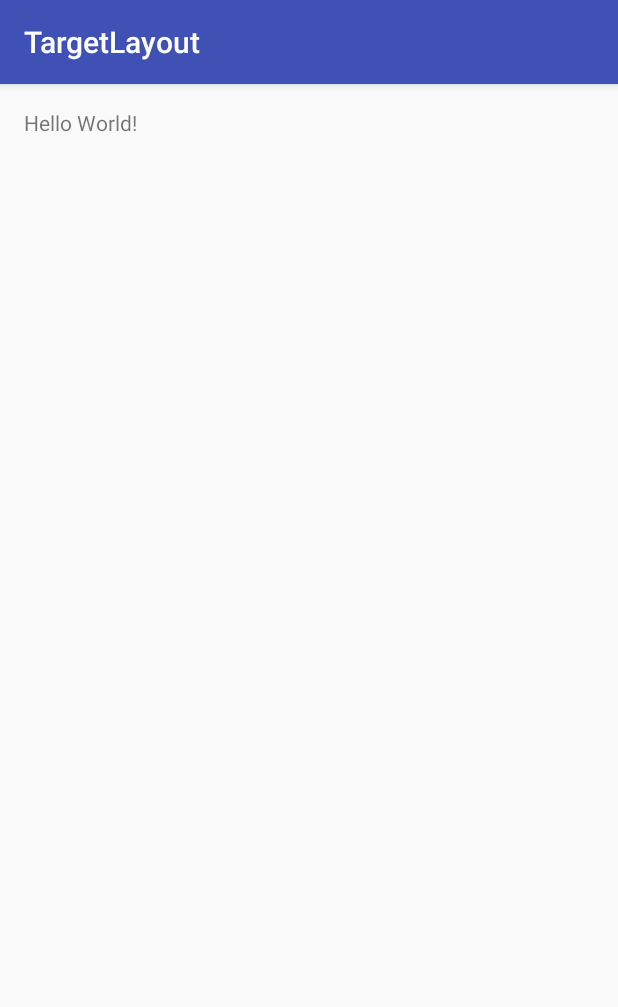
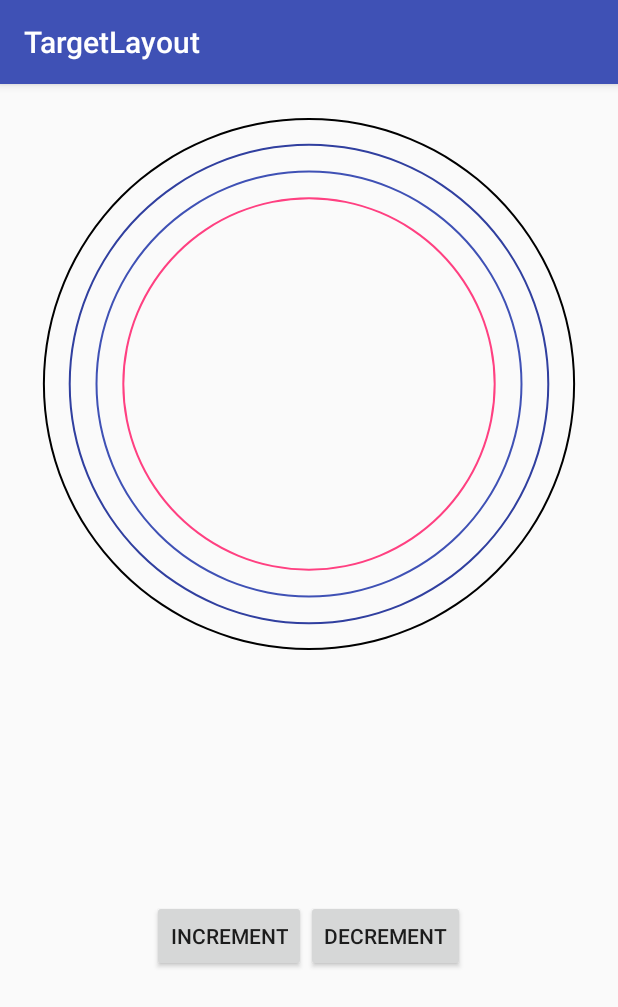
Before and after one commit to tsalik/target-layout, an Android app: the screen it shows after launch (MainActivity), on a phone screen of 412 x 824 dp. Shown: the top 1007 px of the screen. Run offline under Robolectric (Android 15) with nearby library versions, the phone set to English and light mode, and no system bars.

Commit message:
adds drawing Levels in TargetLayout depending on Target state

```diff
--- a/TargetLayout/demo/build.gradle
+++ b/TargetLayout/demo/build.gradle
@@ -24,6 +24,7 @@ dependencies {
     androidTestCompile('com.android.support.test.espresso:espresso-core:2.2.2', {
         exclude group: 'com.android.support', module: 'support-annotations'
     })
+    compile project(":targetlayout")
     compile 'com.android.support:appcompat-v7:25.1.0'
     testCompile 'junit:junit:4.12'
 }
--- a/TargetLayout/demo/src/main/java/com/ktsal/targetlayout/demo/MainActivity.java
+++ b/TargetLayout/demo/src/main/java/com/ktsal/targetlayout/demo/MainActivity.java
@@ -2,12 +2,30 @@ package com.ktsal.targetlayout.demo;
 
 import android.support.v7.app.AppCompatActivity;
 import android.os.Bundle;
+import android.view.View;
+
+import com.ktsal.targetlayout.TargetLayout;
 
 public class MainActivity extends AppCompatActivity {
+
+    private TargetLayout targetLayout;
 
     @Override
     protected void onCreate(Bundle savedInstanceState) {
         super.onCreate(savedInstanceState);
         setContentView(R.layout.activity_main);
+        targetLayout = (TargetLayout) findViewById(R.id.targetLayout);
+        findViewById(R.id.increment).setOnClickListener(new View.OnClickListener() {
+            @Override
+            public void onClick(View v) {
+                targetLayout.increment();
+            }
+        });
+        findViewById(R.id.decrement).setOnClickListener(new View.OnClickListener() {
+            @Override
+            public void onClick(View v) {
+                targetLayout.decrement();
+            }
+        });
     }
 }
--- /dev/null
+++ b/TargetLayout/demo/src/main/res/drawable/levels.xml
@@ -0,0 +1,7 @@
+<?xml version="1.0" encoding="utf-8"?>
+<level-list xmlns:android="http://schemas.android.com/apk/res/android">
+    <item android:maxLevel="0" android:drawable="@drawable/ring_color_accent"/>
+    <item android:maxLevel="1" android:drawable="@drawable/ring_color_primary"/>
+    <item android:maxLevel="2" android:drawable="@drawable/ring_color_dark"/>
+    <item android:maxLevel="3" android:drawable="@drawable/ring_color_black"/>
+</level-list>
--- /dev/null
+++ b/TargetLayout/demo/src/main/res/drawable/ring_color_accent.xml
@@ -0,0 +1,11 @@
+<?xml version="1.0" encoding="utf-8"?>
+<shape xmlns:android="http://schemas.android.com/apk/res/android"
+    android:shape="ring"
+    android:innerRadiusRatio="2.09"
+    android:useLevel="false"
+    android:thickness="1dp">
+
+    <solid
+        android:color="@color/colorAccent"/>
+
+</shape>
--- /dev/null
+++ b/TargetLayout/demo/src/main/res/drawable/ring_color_black.xml
@@ -0,0 +1,11 @@
+<?xml version="1.0" encoding="utf-8"?>
+<shape xmlns:android="http://schemas.android.com/apk/res/android"
+    android:shape="ring"
+    android:innerRadiusRatio="2.09"
+    android:useLevel="false"
+    android:thickness="1dp">
+
+    <solid
+        android:color="@android:color/black"/>
+
+</shape>
--- /dev/null
+++ b/TargetLayout/demo/src/main/res/drawable/ring_color_dark.xml
@@ -0,0 +1,11 @@
+<?xml version="1.0" encoding="utf-8"?>
+<shape xmlns:android="http://schemas.android.com/apk/res/android"
+    android:shape="ring"
+    android:innerRadiusRatio="2.09"
+    android:useLevel="false"
+    android:thickness="1dp">
+
+    <solid
+        android:color="@color/colorPrimaryDark"/>
+
+</shape>
--- /dev/null
+++ b/TargetLayout/demo/src/main/res/drawable/ring_color_primary.xml
@@ -0,0 +1,11 @@
+<?xml version="1.0" encoding="utf-8"?>
+<shape xmlns:android="http://schemas.android.com/apk/res/android"
+    android:shape="ring"
+    android:innerRadiusRatio="2.09"
+    android:useLevel="false"
+    android:thickness="1dp">
+
+    <solid
+        android:color="@color/colorPrimary"/>
+
+</shape>
--- a/TargetLayout/demo/src/main/res/layout/activity_main.xml
+++ b/TargetLayout/demo/src/main/res/layout/activity_main.xml
@@ -1,17 +1,46 @@
 <?xml version="1.0" encoding="utf-8"?>
-<RelativeLayout xmlns:android="http://schemas.android.com/apk/res/android"
+<LinearLayout xmlns:android="http://schemas.android.com/apk/res/android"
     xmlns:tools="http://schemas.android.com/tools"
+    xmlns:app="http://schemas.android.com/apk/res-auto"
     android:id="@+id/activity_main"
     android:layout_width="match_parent"
     android:layout_height="match_parent"
+    android:orientation="vertical"
     android:paddingBottom="@dimen/activity_vertical_margin"
     android:paddingLeft="@dimen/activity_horizontal_margin"
     android:paddingRight="@dimen/activity_horizontal_margin"
     android:paddingTop="@dimen/activity_vertical_margin"
-    tools:context="com.ktsal.targetlayout.demo.MainActivity">
+    tools:context="com.ktsal.targetlayout.demo.MainActivity"
+    android:weightSum="1">
 
-    <TextView
-        android:layout_width="wrap_content"
-        android:layout_height="wrap_content"
-        android:text="Hello World!" />
-</RelativeLayout>
+    <com.ktsal.targetlayout.TargetLayout
+        android:id="@+id/targetLayout"
+        android:layout_width="match_parent"
+        android:layout_height="0dp"
+        android:layout_weight="0.5"
+        app:levelDrawable="@drawable/levels"
+        app:max_number_of_levels="4"
+        app:center_percent="0.7"
+        app:step_percent="0.2"/>
+
+    <LinearLayout
+        android:layout_width="match_parent"
+        android:layout_height="0dp"
+        android:layout_weight="0.5"
+        android:gravity="center">
+
+        <Button
+            android:id="@+id/increment"
+            android:layout_width="wrap_content"
+            android:layout_height="wrap_content"
+            android:text="increment"/>
+
+        <Button
+            android:id="@+id/decrement"
+            android:layout_width="wrap_content"
+            android:layout_height="wrap_content"
+            android:text="decrement"/>
+
+    </LinearLayout>
+
+</LinearLayout>
--- a/TargetLayout/targetlayout/src/main/java/com/ktsal/targetlayout/Target.java
+++ b/TargetLayout/targetlayout/src/main/java/com/ktsal/targetlayout/Target.java
@@ -20,6 +20,10 @@ public class Target implements TargetAction {
 
     public Level getCurrentLevel() {
         return levels.get(currentPosition);
+    }
+
+    public Level getLevelAt(int position) {
+        return levels.get(position);
     }
 
     @Override
--- /dev/null
+++ b/TargetLayout/targetlayout/src/main/java/com/ktsal/targetlayout/TargetLayout.java
@@ -0,0 +1,144 @@
+package com.ktsal.targetlayout;
+
+
+import android.content.Context;
+import android.content.res.TypedArray;
+import android.graphics.Canvas;
+import android.graphics.Rect;
+import android.graphics.drawable.Drawable;
+import android.graphics.drawable.LevelListDrawable;
+import android.util.AttributeSet;
+import android.util.Log;
+import android.widget.FrameLayout;
+
+import java.util.ArrayList;
+import java.util.List;
+import java.util.Locale;
+
+public class TargetLayout extends FrameLayout implements TargetAction {
+
+    private static final String TAG = TargetLayout.class.getSimpleName();
+
+    private static final float DEFAULT_CENTER_PERCENT = 0F;
+    private static final float DEFAULT_STEP_PERCENT = 0F;
+    private static final int DEFAULT_MAX_NUMBER_OF_LEVELS = 0;
+
+    private Target target;
+    private float centerPercent;
+    private float stepPercent;
+    private int maxNumberOfLevels;
+    private LevelListDrawable levelListDrawable;
+    private Rect drawingBounds = new Rect();
+
+    public TargetLayout(Context context) {
+        super(context);
+        init(context, null);
+    }
+
+    public TargetLayout(Context context, AttributeSet attrs) {
+        super(context, attrs);
+        init(context, attrs);
+    }
+
+    @Override
+    protected void onMeasure(int widthMeasureSpec, int heightMeasureSpec) {
+        super.onMeasure(widthMeasureSpec, heightMeasureSpec);
+
+        int width = getMeasuredWidth();
+        int height = getMeasuredHeight();
+        fixStepPercentIfNeeded(width, height);
+    }
+
+    @Override
+    protected void onDraw(Canvas canvas) {
+
+        int canvasWidth = canvas.getWidth();
+
+        int canvasHeight = canvas.getHeight();
+
+        Log.i(TAG, String.format(Locale.getDefault(), "canvas width: %d, height: %d", canvasWidth, canvasHeight));
+        Target.Level current = target.getCurrentLevel();
+        if (current != null) {
+            for (int position = current.getPosition(); position < maxNumberOfLevels; position++) {
+                // draw always from the first drawable to the last
+                levelListDrawable.setLevel(position - current.getPosition());
+                Drawable drawable = levelListDrawable.getCurrent();
+                computeDrawingBounds(canvasWidth, canvasHeight, target.getLevelAt(position).getSizePercent());
+                drawable.setBounds(drawingBounds);
+                drawable.draw(canvas);
+            }
+        }
+    }
+
+    @Override
+    public void increment() {
+        target.increment();
+        invalidate();
+    }
+
+    @Override
+    public void setPosition(int position) {
+        target.setPosition(position);
+        invalidate();
+    }
+
+    @Override
+    public void decrement() {
+        target.decrement();
+        invalidate();
+    }
+
+    private void init(Context context, AttributeSet attrs) {
+
+        setWillNotDraw(false);
+        if (attrs != null) {
+            TypedArray ta = context.obtainStyledAttributes(attrs, R.styleable.TargetLayout);
+            centerPercent = ta.getFloat(R.styleable.TargetLayout_center_percent, DEFAULT_CENTER_PERCENT);
+            stepPercent = ta.getFloat(R.styleable.TargetLayout_step_percent, DEFAULT_STEP_PERCENT);
+            maxNumberOfLevels = ta.getInteger(R.styleable.TargetLayout_max_number_of_levels, DEFAULT_MAX_NUMBER_OF_LEVELS);
+            try {
+                levelListDrawable = (LevelListDrawable) ta.getDrawable(R.styleable.TargetLayout_levelDrawable);
+            } catch (ClassCastException e) {
+                throw new IllegalArgumentException("a LevelListDrawable must be passed");
+            }
+            updateTarget();
+            ta.recycle();
+        }
+    }
+
+    private void updateTarget() {
+        List<Target.Level> levels = new ArrayList<>();
+        float sizePercent = centerPercent;
+        for (int position = 0; position < maxNumberOfLevels; position++) {
+            levels.add(new Target.Level(position, sizePercent));
+            sizePercent += stepPercent;
+        }
+        target = new Target(levels);
+    }
+
+    private void computeDrawingBounds(int width, int height, float percent) {
+        int centerX = width / 2;
+        int centerY = height / 2;
+
+        int size = (width < height) ? width : height;
+        int radius = Math.round((size * percent) / 2);
+
+        drawingBounds.set(centerX - radius, centerY - radius, centerX + radius, centerY + radius);
+        Log.i(TAG, String.format(Locale.getDefault(), "drawing width: %d, height: %d", drawingBounds.width(), drawingBounds.height()));
+    }
+
+    private void fixStepPercentIfNeeded(int width, int height) {
+
+        Target.Level maxLevel = target.getLevelAt(maxNumberOfLevels - 1);
+        if (maxLevel != null) {
+            computeDrawingBounds(width, height, maxLevel.getSizePercent());
+            int maxLevelSize = drawingBounds.width();
+            int maxViewSize = Math.min(width, height);
+            if (maxLevelSize > maxViewSize) {
+                stepPercent = (float) (maxLevelSize - maxViewSize) / (maxViewSize * (maxNumberOfLevels - 1));
+                updateTarget();
+            }
+        }
+    }
+
+}
--- /dev/null
+++ b/TargetLayout/targetlayout/src/main/res/values/styles.xml
@@ -0,0 +1,11 @@
+<?xml version="1.0" encoding="utf-8"?>
+<resources>
+
+    <declare-styleable name="TargetLayout">
+        <attr name="center_percent" format="float"/>
+        <attr name="step_percent" format="float"/>
+        <attr name="max_number_of_levels" format="integer"/>
+        <attr name="levelDrawable" format="integer"/>
+    </declare-styleable>
+
+</resources>
```
